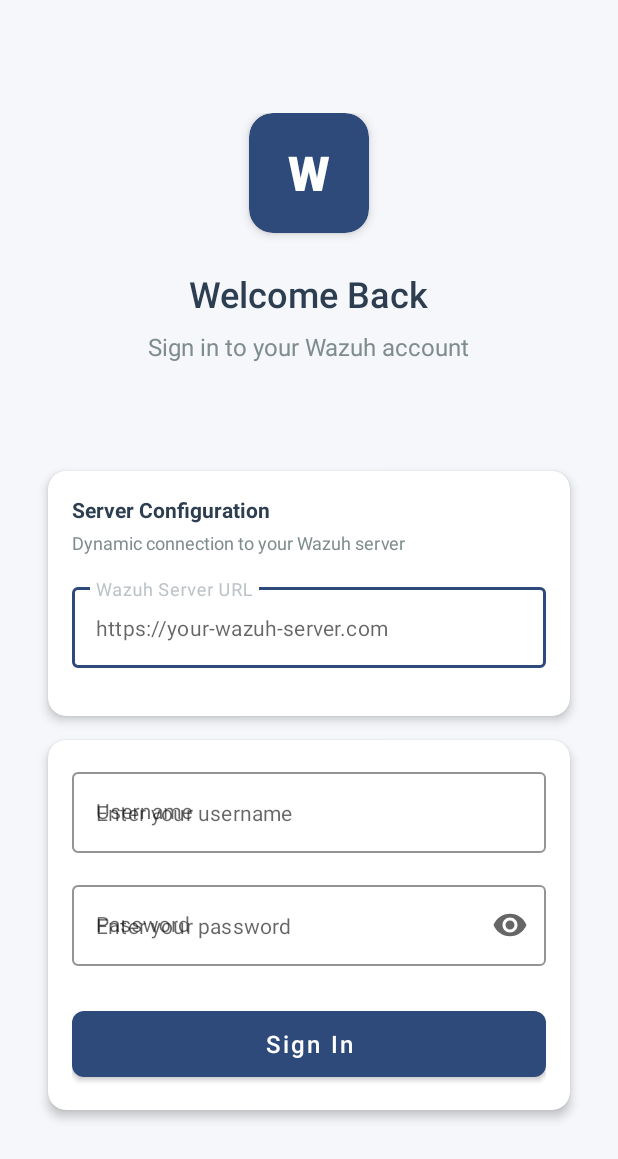
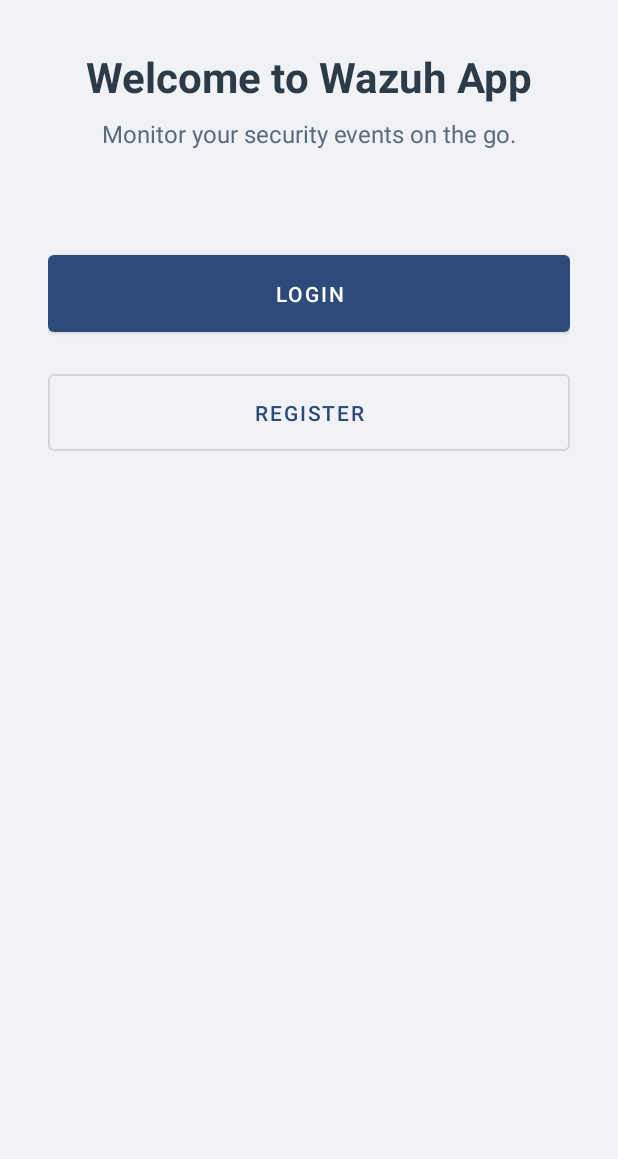
Before and after one commit to MiracleYosuaK/android-project, an Android app: the screen it shows after launch (LoginActivity before the commit, WelcomeActivity after it), on a phone screen of 412 x 824 dp. Shown: the top 1159 px of the screen. Run offline under Robolectric (Android 15) with nearby library versions, the phone set to English and light mode, and no system bars.

Commit message:
git push origin main

```diff
--- a/app/build.gradle
+++ b/app/build.gradle
@@ -34,7 +34,7 @@
 
 dependencies {
     implementation 'androidx.appcompat:appcompat:1.6.1'
-    implementation 'com.google.android.material:material:1.10.0'
+    implementation 'com.google.android.material:material:1.11.0'
     implementation 'androidx.constraintlayout:constraintlayout:2.1.4'
     implementation 'androidx.cardview:cardview:1.0.0'
     implementation 'androidx.recyclerview:recyclerview:1.3.2'
--- a/app/src/main/java/com/wazuh/mobile/AgentAdapter.java
+++ b/app/src/main/java/com/wazuh/mobile/AgentAdapter.java
@@ -13,7 +13,7 @@
 
 public class AgentAdapter extends RecyclerView.Adapter<AgentAdapter.AgentViewHolder> {
 
-    private Context context;
+    private final Context context;
     private List<Agent> agents;
 
     public AgentAdapter(Context context, List<Agent> agents) {
--- a/app/src/main/java/com/wazuh/mobile/AlertAdapter.java
+++ b/app/src/main/java/com/wazuh/mobile/AlertAdapter.java
@@ -10,7 +10,7 @@
 
 public class AlertAdapter extends RecyclerView.Adapter<AlertAdapter.ViewHolder> {
 
-    private Context context;
+    private final Context context;
     private List<Alert> alerts;
 
     public AlertAdapter(Context context, List<Alert> alerts) {
--- a/app/src/main/java/com/wazuh/mobile/LoginActivity.java
+++ b/app/src/main/java/com/wazuh/mobile/LoginActivity.java
@@ -9,6 +9,7 @@
 import androidx.appcompat.app.AppCompatActivity;
 import com.google.android.material.button.MaterialButton;
 import com.google.android.material.textfield.TextInputEditText;
+import com.wazuh.mobile.ApiClient;
 
 public class LoginActivity extends AppCompatActivity {
 
@@ -103,7 +104,7 @@
     new Thread(() -> {
         try {
             ApiClient apiClient = new ApiClient(serverUrl);
-            String token = apiClient.login(username, password);
+            String token = apiClient.loginToMyBackend(username, password);
 
             runOnUiThread(() -> {
                 loginSuccess(serverUrl, username, token);
--- a/app/src/main/java/com/wazuh/mobile/SplashActivity.java
+++ b/app/src/main/java/com/wazuh/mobile/SplashActivity.java
@@ -4,6 +4,7 @@
 import android.os.Bundle;
 import android.os.Handler;
 import android.os.Looper;
+import com.wazuh.mobile.WelcomeActivity;
 
 import androidx.appcompat.app.AppCompatActivity;
 
@@ -20,7 +21,7 @@
 
         new Handler(Looper.getMainLooper()).postDelayed(() -> {
             // Pindah ke halaman berikutnya (contoh: LoginActivity)
-            Intent intent = new Intent(SplashActivity.this, LoginActivity.class);
+            Intent intent = new Intent(SplashActivity.this, WelcomeActivity.class);
             startActivity(intent);
             finish(); // tutup SplashActivity supaya tidak bisa kembali
         }, SPLASH_DELAY);
--- /dev/null
+++ b/app/src/main/java/com/wazuh/mobile/WelcomeActivity.java
@@ -0,0 +1,41 @@
+package com.wazuh.mobile;
+import android.content.Intent;
+import android.os.Bundle;
+import android.view.View;
+import androidx.appcompat.app.AppCompatActivity;
+import com.google.android.material.button.MaterialButton;
+import com.wazuh.mobile.LoginActivity;
+import com.wazuh.mobile.R;
+
+
+public class WelcomeActivity extends AppCompatActivity {
+
+    private MaterialButton btnWelcomeLogin, btnWelcomeRegister;
+
+    @Override
+    protected void onCreate(Bundle savedInstanceState) {
+        super.onCreate(savedInstanceState);
+        setContentView(R.layout.activity_welcome);
+
+        btnWelcomeLogin = findViewById(R.id.btnWelcomeLogin);
+        btnWelcomeRegister = findViewById(R.id.btnWelcomeRegister);
+
+        btnWelcomeLogin.setOnClickListener(new View.OnClickListener() {
+            @Override
+            public void onClick(View v) {
+                // Mengarahkan ke LoginActivity
+                Intent intent = new Intent(WelcomeActivity.this, LoginActivity.class);
+                startActivity(intent);
+            }
+        });
+
+        btnWelcomeRegister.setOnClickListener(new View.OnClickListener() {
+            @Override
+            public void onClick(View v) {
+//                 Mengarahkan ke RegisterActivity
+                Intent intent = new Intent(WelcomeActivity.this, RegisterActivity.class);
+                startActivity(intent);
+            }
+        });
+    }
+}
--- /dev/null
+++ b/app/src/main/res/layout/activity_welcome.xml
@@ -0,0 +1,65 @@
+<?xml version="1.0" encoding="utf-8"?>
+<androidx.constraintlayout.widget.ConstraintLayout
+    xmlns:android="http://schemas.android.com/apk/res/android"
+    xmlns:app="http://schemas.android.com/apk/res-auto"
+    xmlns:tools="http://schemas.android.com/tools"
+    android:layout_width="match_parent"
+    android:layout_height="match_parent"
+    android:padding="32dp"
+    android:background="#F0F2F5"
+    tools:context="com.wazuh.mobile.WelcomeActivity">
+
+
+    <TextView
+        android:id="@+id/tvWelcomeTitle"
+        android:layout_width="wrap_content"
+        android:layout_height="wrap_content"
+        android:text="Welcome to Wazuh App"
+        android:textSize="28sp"
+        android:textStyle="bold"
+        android:textColor="#2D3B48"
+        android:gravity="center"
+        app:layout_constraintTop_toTopOf="parent"
+        app:layout_constraintBottom_toTopOf="@id/tvWelcomeSubtitle"
+        app:layout_constraintStart_toStartOf="parent"
+        app:layout_constraintEnd_toEndOf="parent"
+        app:layout_constraintVertical_chainStyle="packed" />
+
+    <TextView
+        android:id="@+id/tvWelcomeSubtitle"
+        android:layout_width="0dp"
+        android:layout_height="wrap_content"
+        android:text="Monitor your security events on the go."
+        android:textSize="16sp"
+        android:textColor="#5A6C7B"
+        android:gravity="center"
+        android:layout_marginTop="8dp"
+        app:layout_constraintTop_toBottomOf="@id/tvWelcomeTitle"
+        app:layout_constraintBottom_toTopOf="@id/btnWelcomeLogin"
+        app:layout_constraintStart_toStartOf="parent"
+        app:layout_constraintEnd_toEndOf="parent" />
+
+    <com.google.android.material.button.MaterialButton
+        android:id="@+id/btnWelcomeLogin"
+        android:layout_width="0dp"
+        android:layout_height="wrap_content"
+        android:text="Login"
+        android:padding="16dp"
+        android:layout_marginTop="64dp"
+        app:layout_constraintTop_toBottomOf="@id/tvWelcomeSubtitle"
+        app:layout_constraintStart_toStartOf="parent"
+        app:layout_constraintEnd_toEndOf="parent" />
+
+    <com.google.android.material.button.MaterialButton
+        android:id="@+id/btnWelcomeRegister"
+        android:layout_width="0dp"
+        android:layout_height="wrap_content"
+        android:text="Register"
+        style="@style/Widget.MaterialComponents.Button.OutlinedButton"
+        android:padding="16dp"
+        android:layout_marginTop="16dp"
+        app:layout_constraintTop_toBottomOf="@id/btnWelcomeLogin"
+        app:layout_constraintStart_toStartOf="parent"
+        app:layout_constraintEnd_toEndOf="parent" />
+
+</androidx.constraintlayout.widget.ConstraintLayout>
```
Also changed, not shown: app/src/main/AndroidManifest.xml (+10 -0 lines), app/src/main/java/com/wazuh/mobile/ApiClient.java (+111 -27 lines), app/src/main/java/com/wazuh/mobile/MainActivity.java (+4 -7 lines), app/src/main/java/com/wazuh/mobile/RegisterActivity.java (added, +64 -0 lines), app/src/main/res/layout/activity_register.xml (added, +132 -0 lines), 582 other files.
